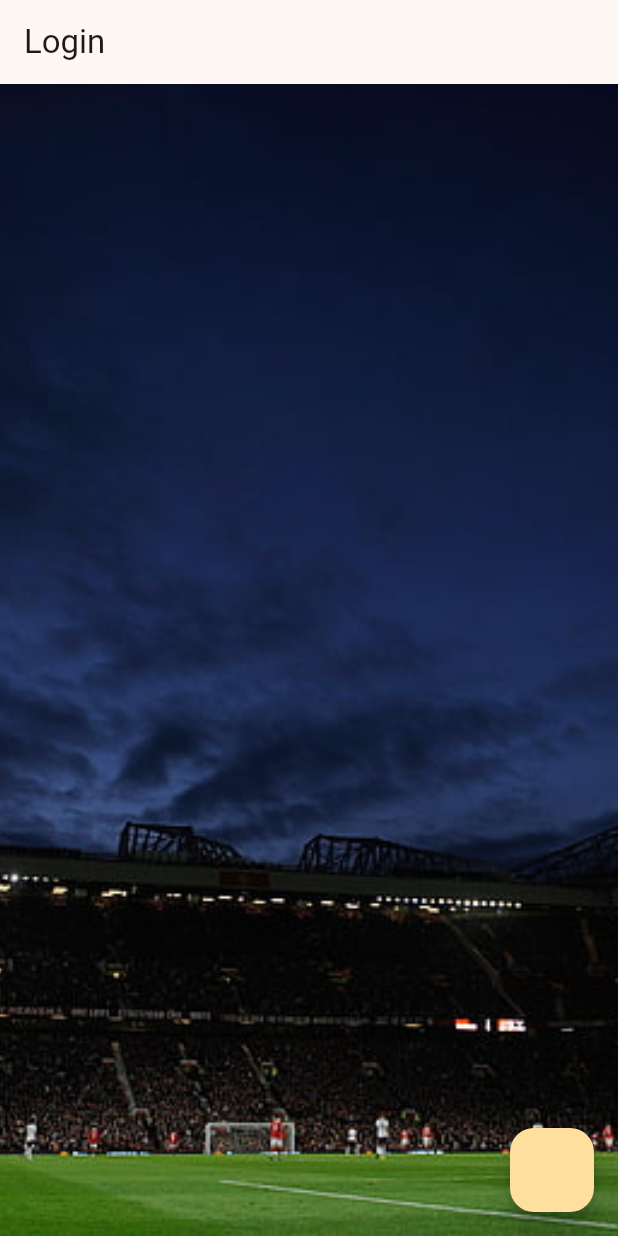
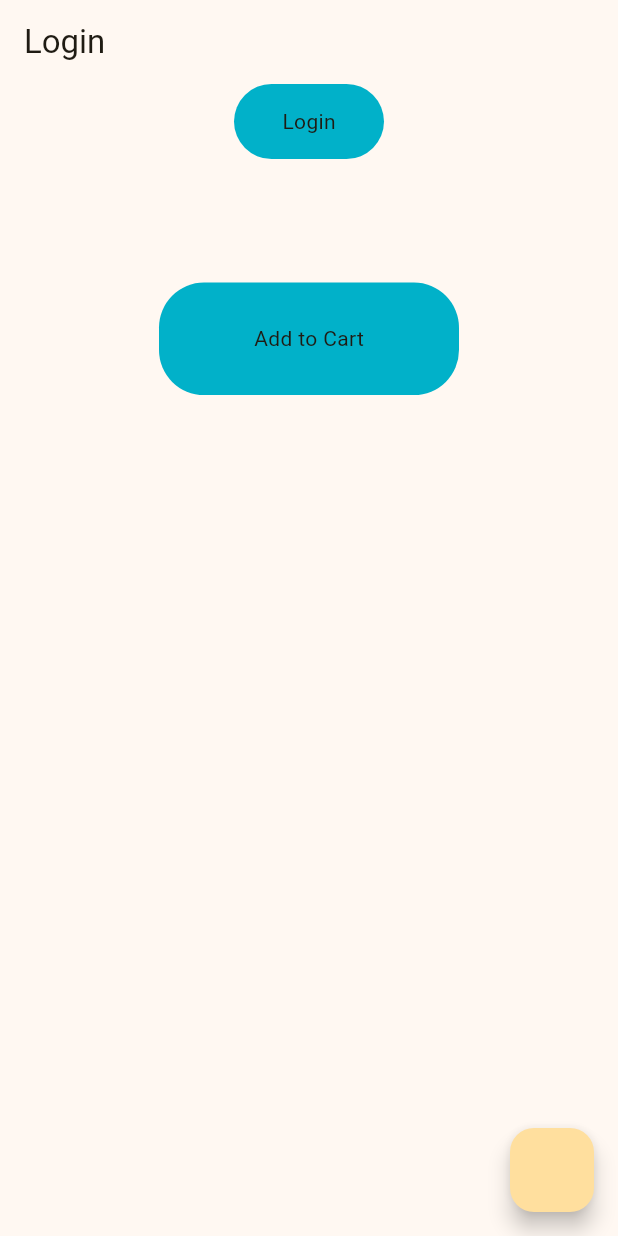
Before and after one commit to Samundra-github/State-Management-With-Getx, a Flutter app: the screen it shows after launch, on a phone screen of 412 x 824 dp. Run offline on Flutter 3.47's test engine with Material 2 defaults, Android fonts, the phone set to English and light mode, and no system bars; our stand-ins replace fluttertoast, font_awesome_flutter, get, image_picker, lottie.

Commit message:
Day 12:- Reusable widgets

```diff
--- /dev/null
+++ b/lib/mvvm/res/components/reusable_button.dart
@@ -0,0 +1,41 @@
+import 'package:flutter/material.dart';
+import 'package:flutter_application_1/mvvm/res/colors/app_color.dart';
+
+class ReusableButton extends StatelessWidget {
+  const ReusableButton(
+      {super.key,
+      this.buttonColor = AppColor.primaryButtonColor,
+      this.textColor = AppColor.primaryTextColor,
+      this.loading = false,
+      required this.height,
+      required this.width,
+      required this.title,
+      required this.onPress,
+      required this.radius});
+
+  final double height, width;
+  final bool loading;
+  final double radius;
+  final VoidCallback onPress;
+  final String title;
+  final Color textColor, buttonColor;
+
+  @override
+  Widget build(BuildContext context) {
+    return Container(
+      height: height,
+      width: width,
+      decoration: BoxDecoration(
+        color: buttonColor,
+        borderRadius: BorderRadius.circular(radius),
+      ),
+      child: loading
+          ? const Center(
+              child: CircularProgressIndicator(),
+            )
+          : Center(
+              child: Text(title),
+            ),
+    );
+  }
+}
--- a/lib/mvvm/res/fonts/app_fonts.dart
+++ b/lib/mvvm/res/fonts/app_fonts.dart
@@ -1,3 +1,3 @@
-class AppFonts {
-  static const String schylerRegular = 'Schyler-Regular';
-}
+// class AppFonts {
+//   static const String schylerRegular = 'Schyler-Regular';
+// }
--- a/lib/mvvm/view/login_screen.dart
+++ b/lib/mvvm/view/login_screen.dart
@@ -1,7 +1,9 @@
 import 'package:flutter/material.dart';
-import 'package:flutter_application_1/mvvm/res/assets/image_assets.dart';
+// import 'package:flutter_application_1/mvvm/res/assets/image_assets.dart';
 import 'package:flutter_application_1/mvvm/res/routes/routes_name.dart';
 import 'package:get/get.dart';
+
+import '../res/components/reusable_button.dart';
 
 class LoginScreen extends StatefulWidget {
   const LoginScreen({super.key});
@@ -18,11 +20,11 @@ class _LoginScreenState extends State<LoginScreen> {
         automaticallyImplyLeading: false,
         title: const Text("Login"),
       ),
-      body: SizedBox(
-          height: Get.height * 1,
-          width: Get.height * 1,
-          child: const Image(
-              fit: BoxFit.cover, image: AssetImage(ImageAssets.splash_image))),
+      // body: SizedBox(
+      //     height: Get.height * 1,
+      //     width: Get.height * 1,
+      //     child: const Image(
+      //         fit: BoxFit.cover, image: AssetImage(ImageAssets.splash_image))),
       // body: Padding(
       //   padding: const EdgeInsets.only(right: 20, left: 20),
       //   child: Column(
@@ -46,6 +48,30 @@ class _LoginScreenState extends State<LoginScreen> {
       //     ],
       //   ),
       // ),
+      body: Center(
+        child: Column(
+          children: [
+            ReusableButton(
+              height: 50,
+              width: 100,
+              radius: 30,
+              title: 'Login',
+              onPress: () {},
+            ),
+            SizedBox(
+              height: Get.height * .1,
+            ),
+            ReusableButton(
+              height: 75,
+              width: 200,
+              radius: 30,
+              title: 'Add to Cart',
+              loading: false,
+              onPress: () {},
+            ),
+          ],
+        ),
+      ),
       floatingActionButton: FloatingActionButton(onPressed: () {
         Get.toNamed(RouteName.splashScreen);
       }),
```
Also changed, not shown: pubspec.yaml (+9 -9 lines).
